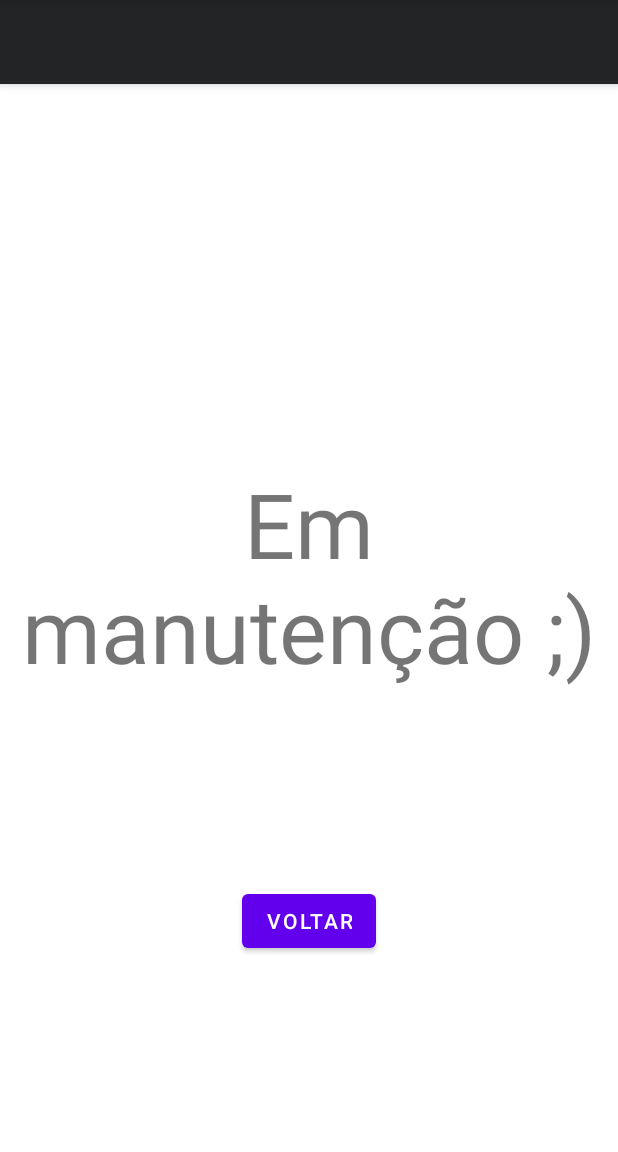
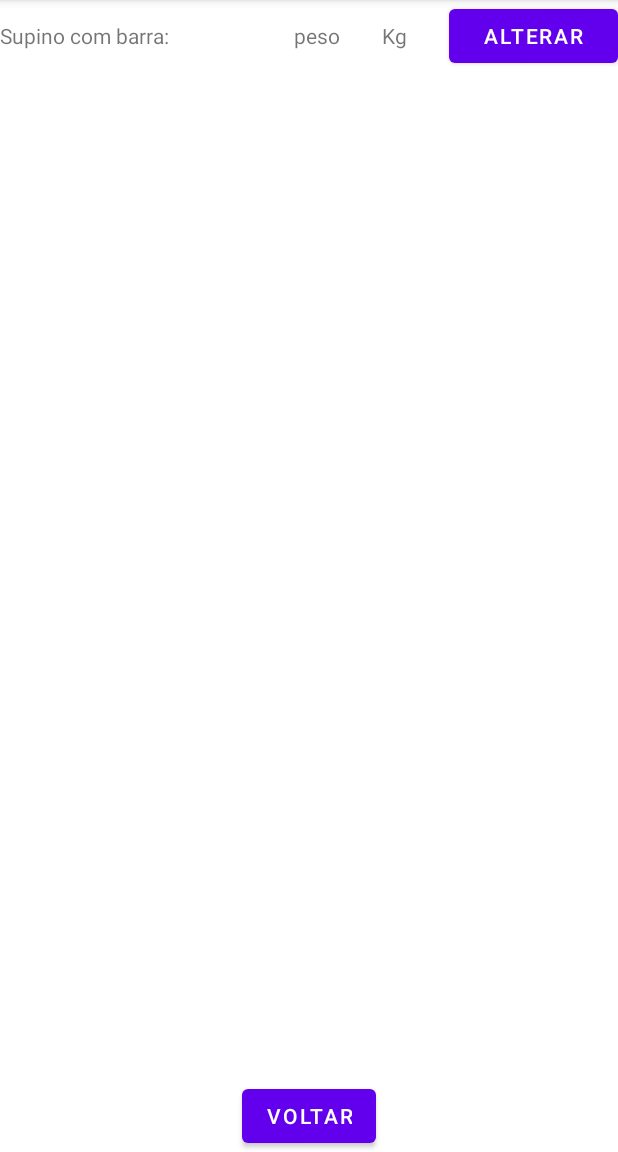
Before and after one commit to wdsonl/GymProgress, an Android app: the PeitoActivity screen opened directly, with no data from a screen before it, on a phone screen of 412 x 824 dp, the part 84-1236 px from its top. Run offline under Robolectric (Android 15) with nearby library versions, the light colour scheme and no system bars.

Commit message:
fiz um role ai no treino de peito, sempre q apertarrr em alterar, muda o valor do peso pra 100, mas quando sai e volta na activity o valor 100 some.

```diff
--- a/app/src/main/java/com/example/gymprogress/PeitoActivity.java
+++ b/app/src/main/java/com/example/gymprogress/PeitoActivity.java
@@ -6,10 +6,14 @@ import android.content.Intent;
 import android.os.Bundle;
 import android.view.View;
 import android.widget.Button;
+import android.widget.TextView;
 
 public class PeitoActivity extends AppCompatActivity {
 
     private Button voltarBt;
+
+    private TextView pesoJAVA;
+    private Button alterarJAVA;
 
     @Override
     protected void onCreate(Bundle savedInstanceState) {
@@ -24,5 +28,32 @@ public class PeitoActivity extends AppCompatActivity {
                 startActivity(intent);
             }
         });
+
+        alterarJAVA = findViewById(R.id.alterarXML);
+        pesoJAVA = findViewById(R.id.pesoXML);
+
+        View.OnClickListener handler = new View.OnClickListener() {
+            @Override
+            public void onClick(View v) {
+
+                int botao = v.getId();
+
+                int valornovo = 0;
+
+                switch (botao){
+
+                    case R.id.alterarXML:
+                        //intent, entra em outra activity e troca
+                        valornovo = 100;
+                        break;
+
+                }
+
+                pesoJAVA.setText(Integer.toString(valornovo));
+            }
+        };
+
+        alterarJAVA.setOnClickListener(handler);
+
     }
 }
--- a/app/src/main/res/layout/activity_peito.xml
+++ b/app/src/main/res/layout/activity_peito.xml
@@ -6,35 +6,53 @@
     android:layout_height="match_parent"
     tools:context=".PeitoActivity">
 
-    <com.google.android.material.appbar.AppBarLayout
-        android:layout_width="match_parent"
-        android:layout_height="wrap_content"
-        android:theme="@style/Theme.GymProgress.AppBarOverlay">
-
-        <androidx.appcompat.widget.Toolbar
-            android:id="@+id/toolbar"
-            android:layout_width="match_parent"
-            android:layout_height="?attr/actionBarSize"
-            android:background="#232426"
-            app:popupTheme="@style/Theme.GymProgress.PopupOverlay" />
-
-    </com.google.android.material.appbar.AppBarLayout>
-
     <androidx.constraintlayout.widget.ConstraintLayout
         android:layout_width="match_parent"
         android:layout_height="match_parent">
 
-        <TextView
-            android:id="@+id/TextViewLixo"
-            android:layout_width="wrap_content"
-            android:layout_height="wrap_content"
-            android:text="Em manutenção ;)"
-            android:textSize="60dp"
-            android:textAlignment="center"
-            app:layout_constraintBottom_toBottomOf="parent"
+        <LinearLayout
+            android:layout_width="0dp"
+            android:layout_height="0dp"
+            android:orientation="vertical"
+            app:layout_constraintBottom_toTopOf="@+id/voltarBt"
             app:layout_constraintEnd_toEndOf="parent"
             app:layout_constraintStart_toStartOf="parent"
-            app:layout_constraintTop_toTopOf="parent" />
+            app:layout_constraintTop_toTopOf="parent">
+
+            <LinearLayout
+                android:layout_width="match_parent"
+                android:layout_height="wrap_content"
+                android:orientation="horizontal">
+
+                <TextView
+                    android:id="@+id/nomeexercicio"
+                    android:layout_width="wrap_content"
+                    android:layout_height="wrap_content"
+                    android:layout_weight="3"
+                    android:text="Supino com barra:" />
+
+                <TextView
+                    android:id="@+id/pesoXML"
+                    android:layout_width="wrap_content"
+                    android:layout_height="wrap_content"
+                    android:layout_weight="1"
+                    android:text="peso" />
+
+                <TextView
+                    android:id="@+id/kg"
+                    android:layout_width="wrap_content"
+                    android:layout_height="wrap_content"
+                    android:layout_weight="1"
+                    android:text="Kg" />
+
+                <Button
+                    android:id="@+id/alterarXML"
+                    android:layout_width="wrap_content"
+                    android:layout_height="wrap_content"
+                    android:layout_weight="0.5"
+                    android:text="Alterar" />
+            </LinearLayout>
+        </LinearLayout>
 
         <Button
             android:id="@+id/voltarBt"
@@ -43,8 +61,7 @@
             android:text="voltar"
             app:layout_constraintBottom_toBottomOf="parent"
             app:layout_constraintEnd_toEndOf="parent"
-            app:layout_constraintStart_toStartOf="parent"
-            app:layout_constraintTop_toBottomOf="@+id/TextViewLixo" />
+            app:layout_constraintStart_toStartOf="parent" />
     </androidx.constraintlayout.widget.ConstraintLayout>
 
 </androidx.coordinatorlayout.widget.CoordinatorLayout>
```
